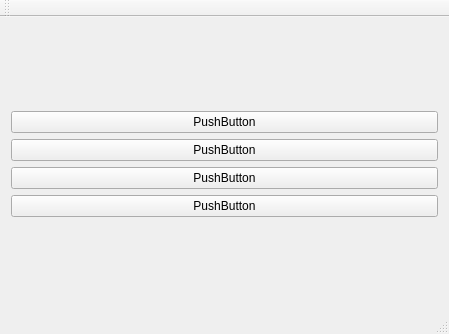
alesegdia/qnod3d, file qnod3d/mainwindow.ui: the form before one commit.
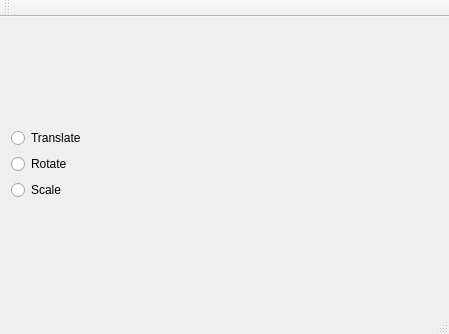
The form after the commit.

Commit message: adding scene tools

What changed in the file:
```diff
--- a/qnod3d/mainwindow.ui
+++ b/qnod3d/mainwindow.ui
@@ -26,30 +26,23 @@
       <item>
        <layout class="QVBoxLayout" name="toolboxcontainer">
         <item>
-         <widget class="QPushButton" name="pushButton_4">
+         <widget class="QRadioButton" name="radio_scn_trns">
           <property name="text">
-           <string>PushButton</string>
+           <string>Translate</string>
           </property>
          </widget>
         </item>
         <item>
-         <widget class="QPushButton" name="pushButton_3">
+         <widget class="QRadioButton" name="radio_scn_rotate">
           <property name="text">
-           <string>PushButton</string>
+           <string>Rotate</string>
           </property>
          </widget>
         </item>
         <item>
-         <widget class="QPushButton" name="pushButton_2">
+         <widget class="QRadioButton" name="radio_scn_scale">
           <property name="text">
-           <string>PushButton</string>
-          </property>
-         </widget>
-        </item>
-        <item>
-         <widget class="QPushButton" name="pushButton">
-          <property name="text">
-           <string>PushButton</string>
+           <string>Scale</string>
           </property>
          </widget>
         </item>
```
Left out of the diff: 2 changed lines with no effect on the pictures.
